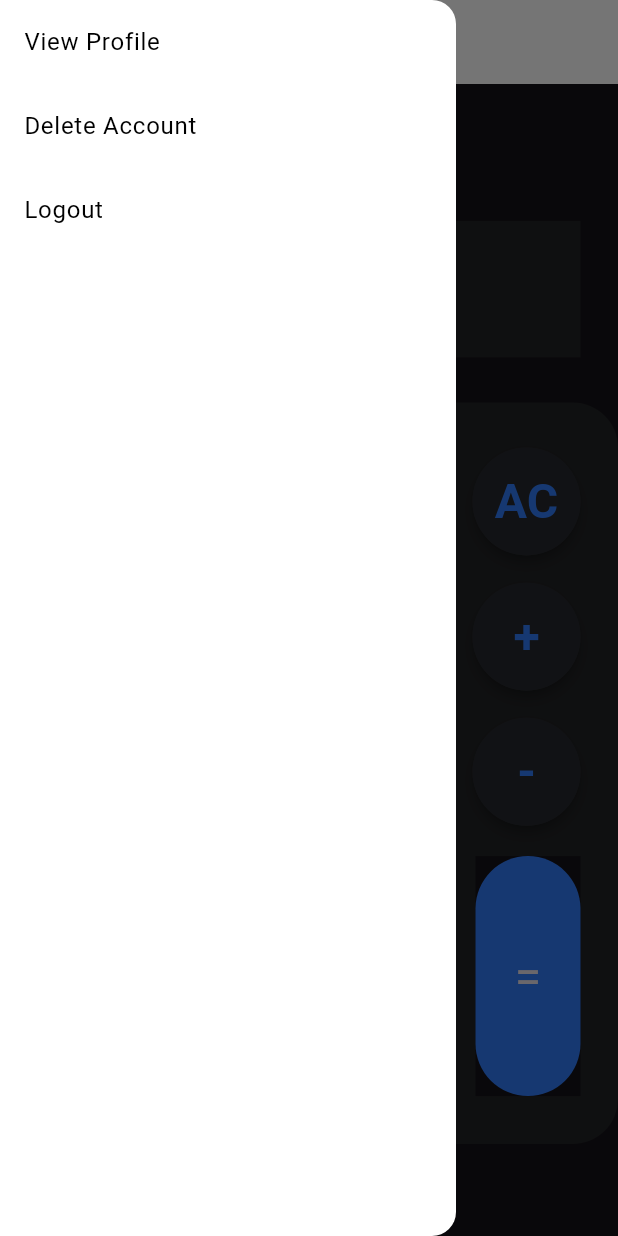
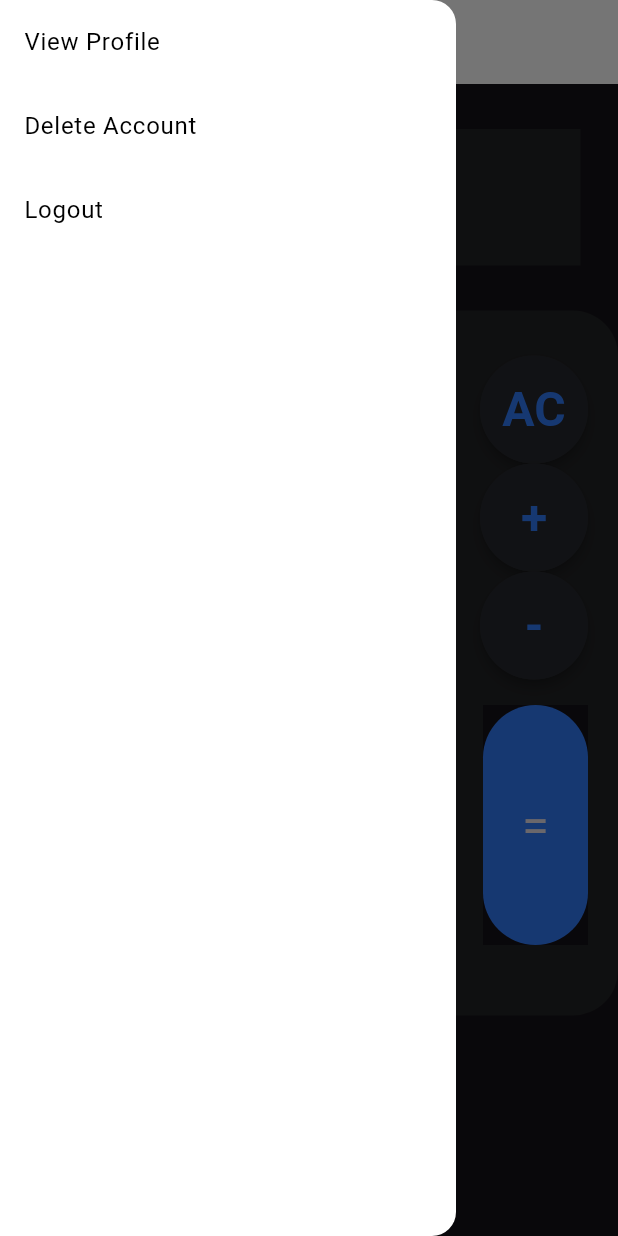
Before and after one commit to ChittadeepIntern/Calculator-Flutter-Provider-Firebase-Auth, a Flutter app: the HomeScreen screen opened by its route, with the side drawer open, on a phone screen of 412 x 824 dp. Run offline on Flutter 3.47's test engine with Material 3 defaults, Android fonts, the phone set to English and light mode, and no system bars; our stand-ins replace cloud_firestore, email_validator, firebase_auth, firebase_core, fluttertoast, image_picker; missing offline and left inert: function_tree; accounts and stored records are empty.

Commit message:
3rd commit

```diff
--- a/lib/Screens/home_screen.dart
+++ b/lib/Screens/home_screen.dart
@@ -4,8 +4,10 @@ import 'package:calculator/Constants/app_colors.dart';
 import 'package:calculator/Provider/CalculatorProvider.dart';
 import 'package:calculator/Screens/widgets_data.dart';
 import 'package:calculator/Widgets/cal_button.dart';
+import 'package:calculator/Widgets/drawer_home_screen.dart';
 import 'package:calculator/Widgets/text_field.dart';
 import 'package:flutter/material.dart';
+
 import 'package:provider/provider.dart';
 
 import '../Provider/auth_provider.dart';
@@ -15,79 +17,26 @@ class HomeScreen extends StatelessWidget {
 
   @override
   Widget build(BuildContext context) {
+    final authProvider = Provider.of<AuthProvider>(context, listen: false);
+    final calculatorProvider = Provider.of<CalculatorProvider>(
+        context, listen: false);
 
-    final authProvider = Provider.of<AuthProvider>(context, listen: false);
-    final calculatorProvider = Provider.of<CalculatorProvider>(context, listen: false);
-
-    final screenHeight = MediaQuery.sizeOf(context).height * 0.6;
-    final padding = EdgeInsets.symmetric(horizontal: 25, vertical: 30);
+    final padding = EdgeInsets.symmetric(horizontal: 20, vertical: 30);
     final decoration = BoxDecoration(
         color: AppColors.primaryColor, borderRadius: BorderRadius.circular(30));
 
-      return Scaffold(
-        appBar: AppBar(backgroundColor: Colors.white, foregroundColor: Colors.black),
-        drawer: Drawer(
-          backgroundColor: Colors.white,
-          child: ListView(
-            children: [
-              ListTile(
-                title: Text("View Profile"),
-                textColor: Colors.black,
-                onTap: ()=> Navigator.pushNamed(context, '/profile')
-              ),
-              ListTile(
-                title: Text("Delete Account"),
-                textColor: Colors.black,
-                onTap: () => showDialog(
-                    context: context,
-                    builder: (BuildContext context) => AlertDialog(
-                          content:
-                              Text("Do you really want to delete your account"),
-                          actions: [
-                            TextButton(
-                                onPressed: () async {
-                                  log("Pressed on logout");
-                                  await authProvider.deleteUserAccount(calculatorProvider.password);
-                                  calculatorProvider.textEditingController.clear();
-                                  calculatorProvider.password = null;
-                                  Navigator.pushNamedAndRemoveUntil(
-                                    context,
-                                    '/login',
-                                    (Route<dynamic> route) =>
-                                        route.settings.name == '/login',
-                                  );
-                                },
-                                child: Text("yes")),
-                            TextButton(
-                                onPressed: () => Navigator.pop(context),
-                                child: Text("no"))
-                          ],
-                        )),
-              ),
-              ListTile(
-                  title: Text("Logout"),
-                  textColor: Colors.black,
-                  onTap: ()  async {
-                        log("Pressed on logout");
-                        calculatorProvider.textEditingController.clear();
-                        calculatorProvider.password = null;
-                        await authProvider.signout();
-                        Navigator.pushNamedAndRemoveUntil(
-                            context,
-                            '/login',
-                            (Route<dynamic> route) =>
-                                route.settings.name == '/login');
-                      })
-            ],
-          ),
-        ),
-        body: Column(
+    return Scaffold(
+      appBar: AppBar(
+          backgroundColor: Colors.white, foregroundColor: Colors.black),
+      drawer: DrawerHomeScreen(
+          authProvider: authProvider, calculatorProvider: calculatorProvider),
+      body: SingleChildScrollView(  // Wrap body with SingleChildScrollView
+        child: Column(
           mainAxisAlignment: MainAxisAlignment.center,
           children: [
             CustomTextField(
                 textEditingController: calculatorProvider.textEditingController),
             Container(
-              height: screenHeight,
               width: double.infinity,
               padding: padding,
               decoration: decoration,
@@ -95,44 +44,48 @@ class HomeScreen extends StatelessWidget {
                 mainAxisAlignment: MainAxisAlignment.spaceBetween,
                 children: [
                   Row(
-                      mainAxisAlignment: MainAxisAlignment.spaceBetween,
-                      children: List.generate(4, (index) => buttonList[index])),
+                    mainAxisAlignment: MainAxisAlignment.spaceBetween,
+                    children: List.generate(4, (index) => buttonList[index]),
+                  ),
                   Row(
-                      mainAxisAlignment: MainAxisAlignment.spaceBetween,
-                      children:
-                          List.generate(4, (index) => buttonList[index + 4])),
+                    mainAxisAlignment: MainAxisAlignment.spaceBetween,
+                    children: List.generate(
+                        4, (index) => buttonList[index + 4]),
+                  ),
                   Row(
-                      mainAxisAlignment: MainAxisAlignment.spaceBetween,
-                      children:
-                          List.generate(4, (index) => buttonList[index + 8])),
+                    mainAxisAlignment: MainAxisAlignment.spaceBetween,
+                    children: List.generate(
+                        4, (index) => buttonList[index + 8]),
+                  ),
                   Row(
                     children: [
                       Expanded(
-                        child: Column(children: [
-                          Row(
+                        child: Column(
+                          children: [
+                            Row(
                               mainAxisAlignment: MainAxisAlignment.spaceBetween,
                               children: List.generate(
-                                  3, (index) => buttonList[index + 12])),
-                          SizedBox(
-                            height: 20,
-                          ),
-                          Row(
+                                  3, (index) => buttonList[index + 12]),
+                            ),
+                            SizedBox(height: 50),
+                            Row(
                               mainAxisAlignment: MainAxisAlignment.spaceBetween,
                               children: List.generate(
-                                  3, (index) => buttonList[index + 15]))
-                        ]),
+                                  3, (index) => buttonList[index + 15]),
+                            ),
+                          ],
+                        ),
                       ),
-                      SizedBox(
-                        width: 20,
-                      ),
+                      SizedBox(width: 20),
                       CalculateButton(),
                     ],
-                  )
+                  ),
                 ],
               ),
             ),
           ],
         ),
-      );
+      ),
+    );
   }
 }
--- a/lib/Screens/login_screen.dart
+++ b/lib/Screens/login_screen.dart
@@ -28,7 +28,7 @@ class _LoginScreenState extends State<LoginScreen> {
 
     final user = await authProvider.signInUserWithEmailAndPassword(mailId, password);
 
-    if (user != null) {
+    if (authProvider.user != null) {
       calculatorProvider.password =
           password;
       Navigator.pushReplacementNamed(context, '/home');
--- a/lib/Screens/sign_up_screen.dart
+++ b/lib/Screens/sign_up_screen.dart
@@ -31,7 +31,7 @@ class _SignUpScreenState extends State<SignUpScreen> {
       password,
     );
 
-    if (user != null) {
+    if (authProvider.user != null) {
       Navigator.pushReplacementNamed(
         context,'/home'
       );
--- /dev/null
+++ b/lib/Widgets/drawer_home_screen.dart
@@ -0,0 +1,78 @@
+import 'dart:developer';
+
+import 'package:calculator/Provider/CalculatorProvider.dart';
+import 'package:flutter/material.dart';
+
+import '../Provider/auth_provider.dart';
+
+
+
+class DrawerHomeScreen extends StatelessWidget {
+  const DrawerHomeScreen({
+    super.key,
+    required this.authProvider,
+    required this.calculatorProvider,
+  });
+
+  final AuthProvider authProvider;
+  final CalculatorProvider calculatorProvider;
+
+  @override
+  Widget build(BuildContext context) {
+    return Drawer(
+      backgroundColor: Colors.white,
+      child: ListView(
+        children: [
+          ListTile(
+            title: Text("View Profile"),
+            textColor: Colors.black,
+            onTap: ()=> Navigator.pushNamed(context, '/profile')
+          ),
+          ListTile(
+            title: Text("Delete Account"),
+            textColor: Colors.black,
+            onTap: () => showDialog(
+                context: context,
+                builder: (BuildContext context) => AlertDialog(
+                      content:
+                          Text("Do you really want to delete your account"),
+                      actions: [
+                        TextButton(
+                            onPressed: () async {
+                              log("Pressed on logout");
+                              await authProvider.deleteUserAccount(calculatorProvider.password);
+                              calculatorProvider.textEditingController.clear();
+                              calculatorProvider.password = null;
+                              Navigator.pushNamedAndRemoveUntil(
+                                context,
+                                '/login',
+                                (Route<dynamic> route) =>
+                                    route.settings.name == '/login',
+                              );
+                            },
+                            child: Text("yes")),
+                        TextButton(
+                            onPressed: () => Navigator.pop(context),
+                            child: Text("no"))
+                      ],
+                    )),
+          ),
+          ListTile(
+              title: Text("Logout"),
+              textColor: Colors.black,
+              onTap: ()  async {
+                    log("Pressed on logout");
+                    calculatorProvider.textEditingController.clear();
+                    calculatorProvider.password = null;
+                    await authProvider.signout();
+                    Navigator.pushNamedAndRemoveUntil(
+                        context,
+                        '/login',
+                        (Route<dynamic> route) =>
+                            route.settings.name == '/login');
+                  })
+        ],
+      ),
+    );
+  }
+}
--- a/lib/main.dart
+++ b/lib/main.dart
@@ -1,32 +1,48 @@
 import 'package:calculator/Provider/CalculatorProvider.dart';
+
 import 'package:calculator/Screens/home_screen.dart';
+
 import 'package:calculator/Screens/login_screen.dart';
+
 import 'package:calculator/Screens/profile_screen.dart';
+
 import 'package:calculator/Screens/sign_up_screen.dart';
+
 import 'package:firebase_core/firebase_core.dart';
+
 import 'package:flutter/material.dart';
+
 import 'package:provider/provider.dart';
 
 import 'Provider/auth_provider.dart';
 
 void main() async {
   WidgetsFlutterBinding.ensureInitialized();
+
   await Firebase.initializeApp();
+
   runApp(CalculatorApp());
 }
 
-class CalculatorApp extends StatelessWidget {
+class CalculatorApp extends StatefulWidget {
   CalculatorApp({super.key});
 
   @override
+  State<CalculatorApp> createState() => _CalculatorAppState();
+}
+
+class _CalculatorAppState extends State<CalculatorApp> {
+  @override
   Widget build(BuildContext context) {
+    return MultiProvider(
 
-    return MultiProvider(
         // change notifier provider sets the whole app in the provider enviorment
+
         providers: [
           ChangeNotifierProvider(create: (_) => CalculatorProvider()),
           ChangeNotifierProvider(create: (_) => AuthProvider())
         ], //passing the actual provider
+
         child: MaterialApp(
           theme: ThemeData.dark(),
           debugShowCheckedModeBanner: false,
@@ -36,7 +52,7 @@ class CalculatorApp extends StatelessWidget {
             '/signup': (context) => SignUpScreen(),
             '/profile': (context) => ProfileScreen()
           },
-          initialRoute: AuthProvider().isAuthenticated?'/home':'/login',
+          initialRoute: AuthProvider().isAuthenticated ? '/home' : '/login',
         ));
   }
 }
--- a/pubspec.yaml
+++ b/pubspec.yaml
@@ -32,8 +32,8 @@ dependencies:
     sdk: flutter
   function_tree: ^0.9.1
   provider: ^6.1.2
-  email_validator: ^2.1.17
-  image_picker: ^0.8.5+3
+  email_validator: ^3.0.0
+  image_picker: ^1.1.2
 
   # The following adds the Cupertino Icons font to your application.
   # Use with the CupertinoIcons class for iOS style icons.
```
Also changed, not shown: lib/Provider/auth_provider.dart (+37 -29 lines), lib/Screens/profile_screen.dart (+8 -4 lines), pubspec.lock.
